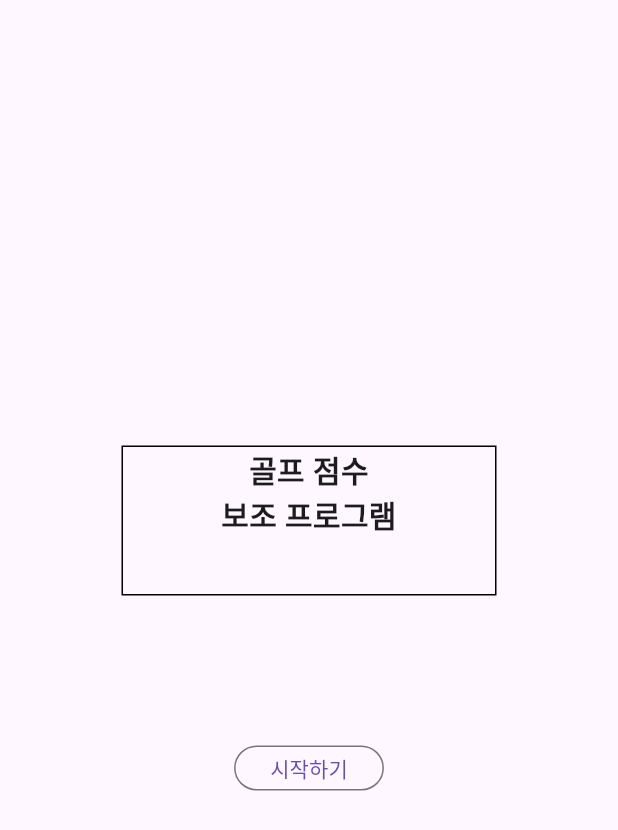
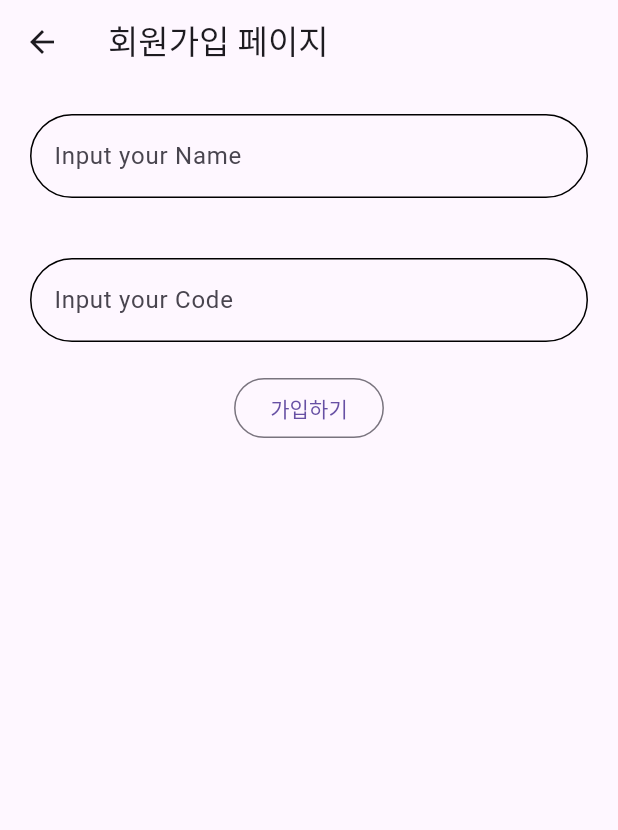
Before and after one commit to broccoli1962/golf, a Flutter app: the Register screen opened directly, on a phone screen of 412 x 824 dp. Shown: the top 830 px of the screen. Run offline on Flutter 3.47's test engine with Material 3 defaults, Android fonts, the phone set to English and light mode, and no system bars.

Commit message:
make register page
make register page

```diff
--- a/lib/main.dart
+++ b/lib/main.dart
@@ -1,5 +1,5 @@
 import 'package:flutter/material.dart';
-import 'registerpage.dart';
+import 'introduce.dart';
 
 void main() => runApp(const MyApp());
 
@@ -11,7 +11,7 @@ class MyApp extends StatelessWidget {
     return const MaterialApp(
       debugShowCheckedModeBanner: false,
       title: 'Golf',
-      home: Register(),
+      home: Introduce(),
     );
   }
 }
--- a/lib/player.dart
+++ b/lib/player.dart
@@ -1,5 +1,6 @@
 class Player {
   String name = "";
+  String code = "";
 
   int teamScore = 0;
   int score = 0;
@@ -41,5 +42,5 @@ class Player {
     return draw;
   }
 
-  Player(this.name);
+  Player(this.name, this.code);
 }
--- a/lib/playpage.dart
+++ b/lib/playpage.dart
@@ -8,11 +8,13 @@ class MyHome extends StatefulWidget {
   State<MyHome> createState() => _MyHomeState();
 }
 
+
 class _MyHomeState extends State<MyHome> {
   @override
   void initState() {
     // TODO: implement initState
     super.initState();
+    register();
     randomTeam();
   }
 
--- a/lib/registerpage.dart
+++ b/lib/registerpage.dart
@@ -1,5 +1,6 @@
 import 'package:flutter/material.dart';
-import 'playpage.dart';
+import 'package:golf/introduce.dart';
+import 'player.dart';
 
 class Register extends StatefulWidget {
   const Register({super.key});
@@ -8,44 +9,86 @@ class Register extends StatefulWidget {
   State<Register> createState() => _RegisterState();
 }
 
+List<Player> regi = [];
+
 class _RegisterState extends State<Register> {
-  @override
-  Widget build(BuildContext context) {
-    return Scaffold(
-      body: Center(
+  final TextEditingController _controller = TextEditingController();
+  final TextEditingController _controller2 = TextEditingController();
+
+  void showRegisterComplete(BuildContext context) {
+    showDialog(
+      context: context,
+      builder: (BuildContext context) {
+        return AlertDialog(
+          title: const Text('가입완료'),
+          content: SizedBox(
+            width: MediaQuery.of(context).size.width,
             child: Column(
-          mainAxisAlignment: MainAxisAlignment.center,
+              mainAxisSize: MainAxisSize.min,
               children: [
-            Container(
-              width: 250,
-              decoration: BoxDecoration(
-                  border: Border.all(color: Colors.black, width: 1)),
-              height: 100,
-              child: const Text(
-                '골프 점수\n보조 프로그램',
-                style: TextStyle(
-                  fontSize: 20,
-                  fontWeight: FontWeight.bold,
-                ),
-                textAlign: TextAlign.center,
+                Text('환영합니다.'),
+              ],
             ),
           ),
-            Container(
-              margin: const EdgeInsets.fromLTRB(0, 100, 0, 0),
-              height: 30,
-              child: OutlinedButton(
+          insetPadding: const EdgeInsets.all(10),
+          actions: [
+            OutlinedButton(
               onPressed: () {
                 Navigator.push(
                     context,
                     MaterialPageRoute(
-                        builder: (context) => const MyHome(),
+                      builder: (context) => const Introduce(),
                     ));
               },
-                child: const Text('시작하기'),
+              child: const Text('ok'),
             ),
-            )
           ],
+        );
+      },
+    );
+  }
+
+  void _addTextToList() {
+    if (_controller.text.isNotEmpty) {
+      setState(() {
+        regi.add(Player(_controller.text, _controller2.text));
+      });
+      _controller.clear();
+      _controller2.clear();
+    }
+  }
+
+  @override
+  Widget build(BuildContext context) {
+    return Scaffold(
+      appBar: AppBar(title: const Text('회원가입 페이지'),),
+      body: Column(
+        children: [
+          Padding(padding: const EdgeInsets.all(20.0),
+          child: TextField(
+            controller: _controller,
+            decoration: InputDecoration(
+              enabledBorder: OutlineInputBorder(
+                borderRadius: BorderRadius.circular(30),
               ),
+              labelText: 'Input your Name',
+            ),
+          ),),
+          Padding(padding: const EdgeInsets.all(20.0),
+            child: TextField(
+              controller: _controller2,
+              decoration: InputDecoration(
+                enabledBorder: OutlineInputBorder(
+                  borderRadius: BorderRadius.circular(30),
+                ),
+                labelText: 'Input your Code',
+              ),
+            ),),
+          OutlinedButton(onPressed: () {
+            _addTextToList();
+            showRegisterComplete(context);
+          },child: const Text('가입하기'),),
+        ],
       ),
     );
   }
```
Also changed, not shown: lib/inputname.dart (added, +66 -0 lines), lib/introduce.dart (added, +67 -0 lines), lib/util.dart (+16 -6 lines). Lines whose indentation alone changed are shown as unchanged.
